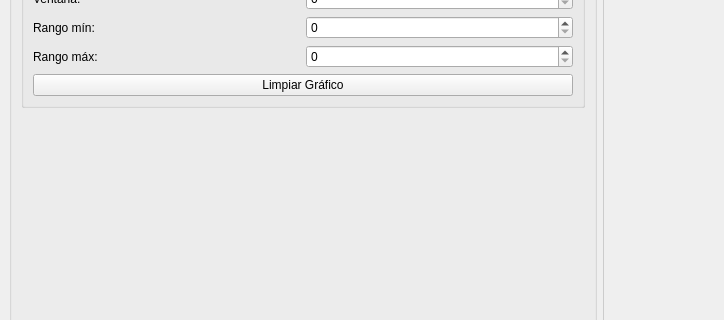
This is mainwindow.ui in jairsl2206/PlotterIPN as Qt 5 draws it before an edit; both pictures show x 0 to 724 and y 319 to 639 of the 1200 by 800 pixel window. The edited form follows.
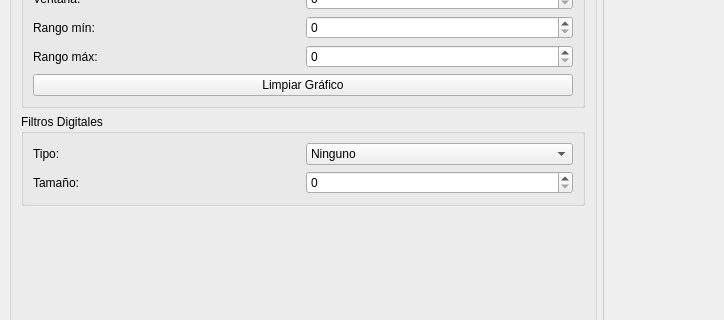
This is the edited form.

Commit message: Add configurable digital filters

Patch:
```diff
--- a/mainwindow.ui
+++ b/mainwindow.ui
@@ -167,6 +167,46 @@
          </layout>
         </widget>
        </item>
+       <item>
+        <widget class="QGroupBox" name="filterGroupBox">
+         <property name="title">
+          <string>Filtros Digitales</string>
+         </property>
+         <layout class="QGridLayout" name="gridLayout_filter">
+          <item row="0" column="0">
+           <widget class="QLabel" name="filterTypeLabel">
+            <property name="text">
+             <string>Tipo:</string>
+            </property>
+           </widget>
+          </item>
+          <item row="0" column="1">
+           <widget class="QComboBox" name="filterTypeComboBox">
+            <item>
+             <property name="text">
+              <string>Ninguno</string>
+             </property>
+            </item>
+            <item>
+             <property name="text">
+              <string>Promedio Móvil</string>
+             </property>
+            </item>
+           </widget>
+          </item>
+          <item row="1" column="0">
+           <widget class="QLabel" name="filterSizeLabel">
+            <property name="text">
+             <string>Tamaño:</string>
+            </property>
+           </widget>
+          </item>
+          <item row="1" column="1">
+           <widget class="QSpinBox" name="filterSizeSpinBox"/>
+          </item>
+         </layout>
+        </widget>
+       </item>
        <item>
         <spacer name="verticalSpacer">
          <property name="orientation">
```
The commit also changes 3 other files.
